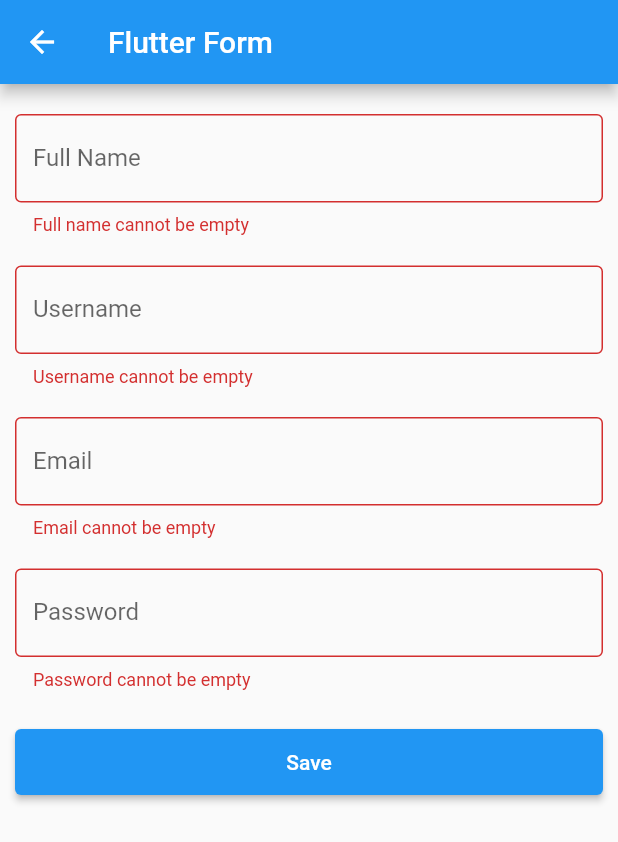
After one commit to ruhulmath08/flutter_a2z, a Flutter app: the FlutterForm screen opened by its route, after a tap on "Save", on a phone screen of 412 x 824 dp. The commit adds this screen. Shown: the top 842 px of the screen. Run offline on Flutter 3.47's test engine with Material 2 defaults, Android fonts, the phone set to English and light mode, and no system bars; our stand-ins replace auto_size_text, flutter_speed_dial, grouped_list, local_auth, toast; missing offline and left inert: flutter_reaction_button, flutter_syntax_view, giffy_dialog, rotated_corner_decoration.

Commit message:
add form validation

```diff
--- a/lib/main.dart
+++ b/lib/main.dart
@@ -1,8 +1,4 @@
-import 'dart:ui';
-
 import 'package:flutter/material.dart';
-import 'package:flutter/services.dart';
-import 'package:flutter_a2z/my_app_style/my_app_style.dart';
 import 'package:flutter_a2z/routing/router.dart';
 import 'package:flutter_a2z/routing/routing_constants.dart';
 import 'package:flutter_a2z/screens/undefined/undefined_screen.dart';
--- a/lib/routing/router.dart
+++ b/lib/routing/router.dart
@@ -5,6 +5,7 @@ import 'package:flutter_a2z/screens/flutter_advanced/crud/flutter_crud/flutter_c
 import 'package:flutter_a2z/screens/flutter_advanced/crud/flutter_crud_add/flutter_crud_add.dart';
 import 'package:flutter_a2z/screens/flutter_advanced/expandable_drawer/expandable_drawer.dart';
 import 'package:flutter_a2z/screens/flutter_advanced/flutter_advanced.dart';
+import 'package:flutter_a2z/screens/flutter_advanced/flutter_form/flutter_form.dart';
 import 'package:flutter_a2z/screens/flutter_advanced/responsive_text/responsive_text.dart';
 import 'package:flutter_a2z/screens/flutter_lifecycle/flutter_lifecycle.dart';
 import 'package:flutter_a2z/screens/flutter_lifecycle/stateful_widget/stateful_widget_lifecycle.dart';
@@ -113,6 +114,14 @@ Route<dynamic> generateRoute(RouteSettings settings) {
       return MaterialPageRoute(
         builder: (context) => const ResponsiveText(
           title: RESPONSIVE_TEXT_SCREEN_TITLE,
+        ),
+      );
+
+      //responsive_text
+    case FLUTTER_FORM_SCREEN_ROUTE:
+      return MaterialPageRoute(
+        builder: (context) => const FlutterForm(
+          title: FLUTTER_FORM_SCREEN_TITLE,
         ),
       );
     //----------------------------------FlutterAdvanced: End-----------------------------------
--- a/lib/routing/routing_constants.dart
+++ b/lib/routing/routing_constants.dart
@@ -131,7 +131,7 @@ const String DIALOG_FOR_LOCATION_SCREEN_TITLE = 'Dialog For Location';
 //dialog_with_full_image
 const String DIALOG_WITH_FULL_IMAGE_SCREEN_ROUTE = '/dialog_with_full_image';
 const String DIALOG_WITH_FULL_IMAGE_SCREEN_TITLE = 'Dialog With Full Image';
-/*--------------------------------- Flutter AlertDialog : End---------------------------------*/
+//--------------------------------- Flutter AlertDialog : End---------------------------------
 
 //--------------------------------- Flutter Advanced : Start----------------------------------
 //flutter advanced
@@ -150,6 +150,11 @@ const String EXPANDABLE_DRAWER_SCREEN_TITLE = 'Expandable Drawer';
 const String RESPONSIVE_TEXT_SCREEN_ROUTE = 'responsive_text';
 const String RESPONSIVE_TEXT_SCREEN_TITLE = 'Responsive Text';
 const String RESPONSIVE_TEXT_SCREEN_CODE = '';
+
+//flutter_form
+const String FLUTTER_FORM_SCREEN_ROUTE = 'flutter_form';
+const String FLUTTER_FORM_SCREEN_TITLE = 'Flutter Form';
+const String FLUTTER_FORM_SCREEN_CODE = '';
 //--------------------------------- Flutter Advanced : End------------------------------------
 
 /*--------------------------------- Flutter Lifecycle : Start---------------------------------*/
--- a/lib/screens/flutter_advanced/flutter_advanced.dart
+++ b/lib/screens/flutter_advanced/flutter_advanced.dart
@@ -50,7 +50,15 @@ class _FlutterAdvancedState extends State<FlutterAdvanced> {
               Navigator.pushNamed(context, RESPONSIVE_TEXT_SCREEN_ROUTE);
             },
             child: const Text(
-              RESPONSIVE_TEXT_SCREEN_ROUTE,
+              RESPONSIVE_TEXT_SCREEN_TITLE,
+            ),
+          ),
+          ElevatedButton(
+            onPressed: () {
+              Navigator.pushNamed(context, FLUTTER_FORM_SCREEN_ROUTE);
+            },
+            child: const Text(
+              FLUTTER_FORM_SCREEN_TITLE,
             ),
           ),
         ],
--- /dev/null
+++ b/lib/screens/flutter_advanced/flutter_form/flutter_form.dart
@@ -0,0 +1,124 @@
+import 'package:flutter/material.dart';
+import 'package:flutter_a2z/common_widgets/common_widgets.dart';
+import 'package:flutter_a2z/constants/constants.dart';
+
+class FlutterForm extends StatefulWidget {
+  final String title;
+
+  const FlutterForm({Key key, this.title}) : super(key: key);
+
+  @override
+  _FlutterFormState createState() => _FlutterFormState();
+}
+
+class _FlutterFormState extends State<FlutterForm> {
+  final _formKey = GlobalKey<FormState>();
+
+  String fullName = '';
+  String userName = '';
+  String email = '';
+  String password = '';
+
+  @override
+  Widget build(BuildContext context) {
+    return Scaffold(
+      appBar: AppBar(
+        title: Text(widget.title),
+      ),
+      body: Form(
+        key: _formKey,
+        child: ListView(
+          padding: const EdgeInsets.all(Constants.PAGE_DEFAULT_PADDING),
+          children: [
+            const SizedBox(height: 10),
+            TextFormField(
+              decoration: const InputDecoration(
+                labelText: 'Full Name',
+                hintText: 'Enter your name',
+                border: OutlineInputBorder(),
+              ),
+              validator: (value) {
+                if (value.isEmpty) {
+                  return 'Full name cannot be empty';
+                } else if (value.length < 3) {
+                  return 'Full name must be greater than 3 character';
+                } else {
+                  return null;
+                }
+              },
+              onSaved: (value) => fullName = value,
+            ),
+            const SizedBox(height: 20),
+            TextFormField(
+              decoration: const InputDecoration(
+                labelText: 'Username',
+                hintText: 'Enter your username',
+                border: OutlineInputBorder(),
+              ),
+              validator: (value) {
+                if (value.isEmpty) {
+                  return 'Username cannot be empty';
+                } else if (value.length < 5) {
+                  return 'Username must be greater than or equal to 5 character';
+                } else {
+                  return null;
+                }
+              },
+              onSaved: (value) => userName = value,
+            ),
+            const SizedBox(height: 20),
+            TextFormField(
+              decoration: const InputDecoration(
+                labelText: 'Email',
+                hintText: 'Enter your email',
+                border: OutlineInputBorder(),
+              ),
+              validator: (value) {
+                if (value.isEmpty) {
+                  return 'Email cannot be empty';
+                } else if (!value.contains('@') || !value.contains('.')) {
+                  return 'Please enter a valid email';
+                } else {
+                  return null;
+                }
+              },
+              onSaved: (value) => email = value,
+            ),
+            const SizedBox(height: 20),
+            TextFormField(
+              decoration: const InputDecoration(
+                labelText: 'Password',
+                hintText: 'Enter your password',
+                border: OutlineInputBorder(),
+              ),
+              validator: (value) {
+                if (value.isEmpty) {
+                  return 'Password cannot be empty';
+                } else if (value.length < 6) {
+                  return 'Username must be greater than or equal to 6 character';
+                } else {
+                  return null;
+                }
+              },
+              onSaved: (value) => password = value,
+            ),
+            const SizedBox(height: 20),
+            ElevatedButton(
+              onPressed: () => submit(context),
+              style: ButtonStyle(
+                  backgroundColor: MaterialStateProperty.all<Color>(Colors.blue), visualDensity: const VisualDensity(vertical: 2)),
+              child: const Text('Save'),
+            ),
+          ],
+        ),
+      ),
+    );
+  }
+
+  void submit(BuildContext context) {
+    if(_formKey.currentState.validate()){
+      _formKey.currentState.save();
+      CommonWidgets.showToast(context, 'FullName: $fullName \n Username: $userName \n Email: $email \n Password: $password');
+    }
+  }
+}
```
